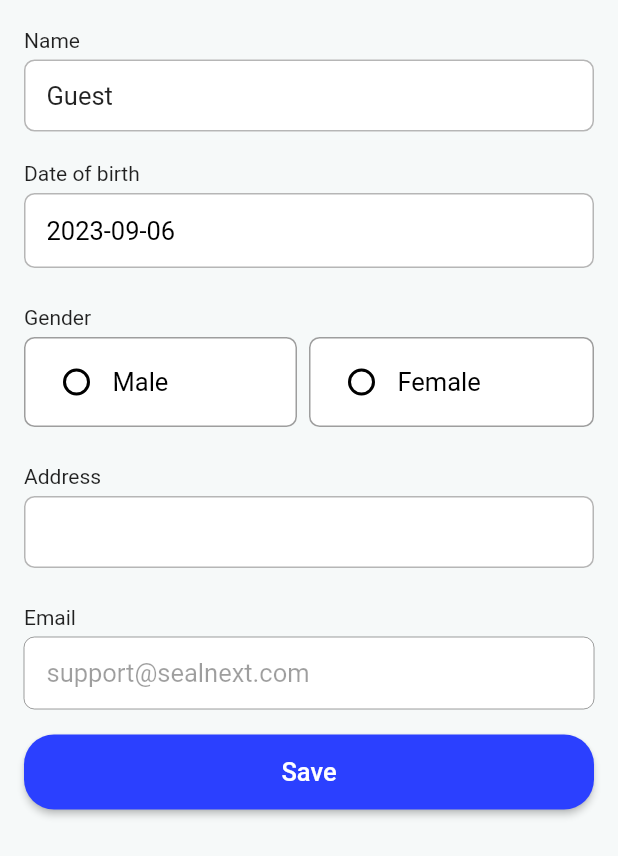
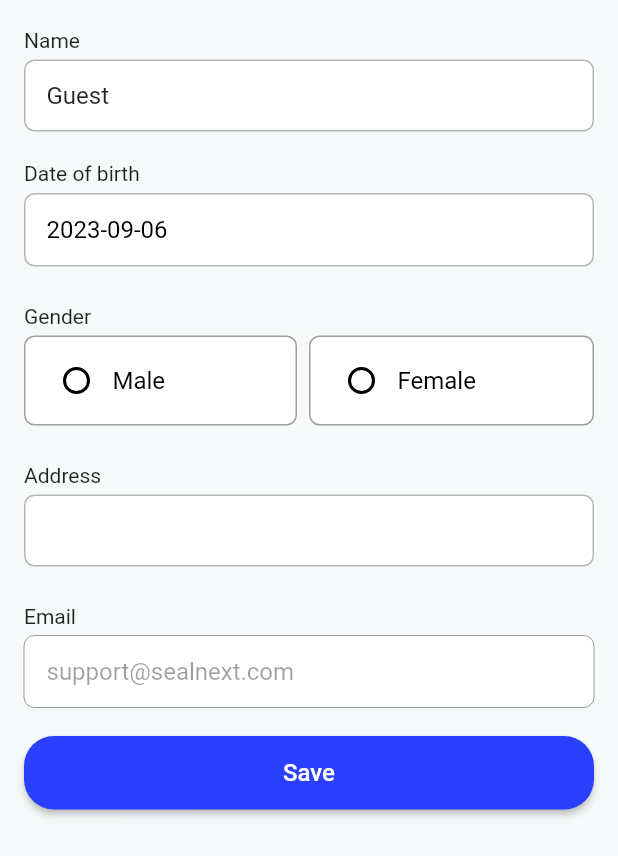
Before and after one commit to sealnext/DermoSkin, a Flutter app: the SettingsPage screen opened by its route, after a tap on "Profile", on a phone screen of 412 x 824 dp. Shown: the part 350-1206 px from the top of the screen. Run offline on Flutter 3.47's test engine with Material 2 defaults, Android fonts, the phone set to English and light mode, and no system bars; our stand-ins replace auto_route, cloud_firestore, firebase_auth, firebase_core, flutter_chat_types, flutter_map and 9 more; missing offline and left inert: flutter_firebase_chat_core; accounts and stored records are empty; generated files the repository leaves out were written again.

```diff
--- a/lib/ui/pages/settings/profile.dart
+++ b/lib/ui/pages/settings/profile.dart
@@ -112,7 +112,7 @@ class _EditProfilePageState extends State<EditProfilePage> {
               ),
               const SizedBox(height: 5),
               TextFormField(
-                style: const TextStyle(fontSize: 17),
+                style: const TextStyle(fontSize: 16),
                 controller: nameController,
                 onChanged: (text) => setState(() {
                   try {
@@ -186,7 +186,7 @@ class _EditProfilePageState extends State<EditProfilePage> {
                   child: Text(
                     dateOfBirth.toLocal().toString().split(' ')[0],
                     style: const TextStyle(
-                        fontSize: 17, fontWeight: FontWeight.normal),
+                        fontSize: 16, fontWeight: FontWeight.normal),
                   ),
                 ),
               ),
@@ -229,7 +229,7 @@ class _EditProfilePageState extends State<EditProfilePage> {
                           ),
                           const Text("Male",
                               style:
-                                  TextStyle(color: Colors.black, fontSize: 17)),
+                                  TextStyle(color: Colors.black, fontSize: 16)),
                         ],
                       ),
                     ),
@@ -259,7 +259,7 @@ class _EditProfilePageState extends State<EditProfilePage> {
                           ),
                           const Text("Female",
                               style:
-                                  TextStyle(color: Colors.black, fontSize: 17)),
+                                  TextStyle(color: Colors.black, fontSize: 16)),
                         ],
                       ),
                     ),
@@ -276,7 +276,7 @@ class _EditProfilePageState extends State<EditProfilePage> {
               ),
               const SizedBox(height: 5),
               TextFormField(
-                style: const TextStyle(fontSize: 17),
+                style: const TextStyle(fontSize: 16),
                 controller: addressController,
                 onChanged: (text) => setState(() {
                   address = text;
@@ -316,7 +316,7 @@ class _EditProfilePageState extends State<EditProfilePage> {
               const SizedBox(height: 5),
               TextFormField(
                 enabled: false,
-                style: const TextStyle(fontSize: 17),
+                style: const TextStyle(fontSize: 16),
                 controller: emailController,
                 onChanged: (text) => setState(() {
                   try {
@@ -375,7 +375,7 @@ class _EditProfilePageState extends State<EditProfilePage> {
                       },
                       child: const Text(
                         "Save",
-                        style: TextStyle(fontSize: 17),
+                        style: TextStyle(fontSize: 16),
                       ),
                     ),
                   ),
--- a/lib/ui/pages/settings/settings.dart
+++ b/lib/ui/pages/settings/settings.dart
@@ -33,7 +33,7 @@ class _SettingsPageState extends State<SettingsPage> {
           child: Column(
             crossAxisAlignment: CrossAxisAlignment.stretch,
             children: [
-              const Divider(),
+              const Divider(color: Color.fromARGB(255, 229, 229, 229)),
               const SizedBox(
                 height: 20,
               ),
@@ -74,7 +74,7 @@ class _SettingsPageState extends State<SettingsPage> {
               const SizedBox(
                 height: 20,
               ),
-              const Divider(),
+              const Divider(color: Color.fromARGB(255, 229, 229, 229)),
 
               const SizedBox(height: 40),
 
@@ -94,22 +94,22 @@ class _SettingsPageState extends State<SettingsPage> {
                         buildListItem(Icons.account_circle, 'Profile',
                             const EditProfilePage()),
                         const SizedBox(height: 10),
-                        const Divider(),
+                        const Divider(color: Color.fromARGB(255, 229, 229, 229)),
                         const SizedBox(height: 10),
                         buildListItem(Icons.notifications, 'Notifications',
                             const NotificationPage()),
                         const SizedBox(height: 10),
-                        const Divider(),
+                        const Divider(color: Color.fromARGB(255, 229, 229, 229)),
                         const SizedBox(height: 10),
                         buildListItem(Icons.dark_mode, 'Appearance',
                             const AppearancePage()),
                         const SizedBox(height: 10),
-                        const Divider(),
+                        const Divider(color: Color.fromARGB(255, 229, 229, 229)),
                         const SizedBox(height: 10),
                         buildListItem(
                             Icons.feedback, 'Feedback', const DoctorPage()),
                         const SizedBox(height: 10),
-                        const Divider(),
+                        const Divider(color: Color.fromARGB(255, 229, 229, 229)),
                         const SizedBox(height: 10),
                         buildListItem(
                             Icons.article_outlined, 'Terms of Service'),
@@ -135,7 +135,7 @@ class _SettingsPageState extends State<SettingsPage> {
                     Text(
                       ' How can we help you?',
                       style: TextStyle(
-                          fontWeight: FontWeight.bold, fontSize: 18.0),
+                          fontWeight: FontWeight.bold, fontSize: 16.0),
                     ),
                   ],
                 ),
@@ -199,7 +199,7 @@ class _SettingsPageState extends State<SettingsPage> {
             children: [
               Icon(icon, size: 25.0),
               const SizedBox(width: 16.0),
-              Text(text, style: const TextStyle(fontSize: 18.0)),
+              Text(text, style: const TextStyle(fontSize: 16.0)),
               const Spacer(),
               const Icon(Icons.chevron_right),
             ],
--- a/lib/ui/shared_widgets/toggle_switch.dart
+++ b/lib/ui/shared_widgets/toggle_switch.dart
@@ -14,7 +14,6 @@ class _ToggleSwitchState extends State<ToggleSwitch> {
   @override
   Widget build(BuildContext context) {
     return Switch(
-      // This bool value toggles the switch.
       value: light,
       activeColor: ThemeColors.primary,
       onChanged: (bool value) {
```
